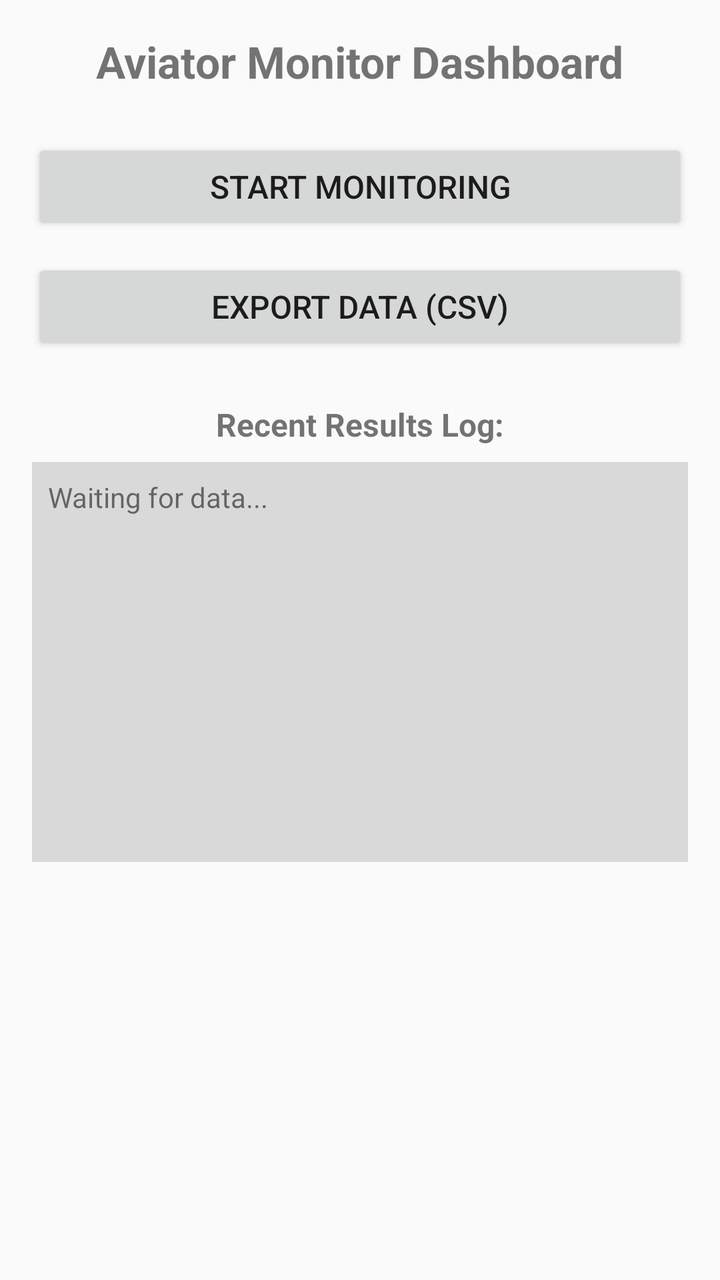
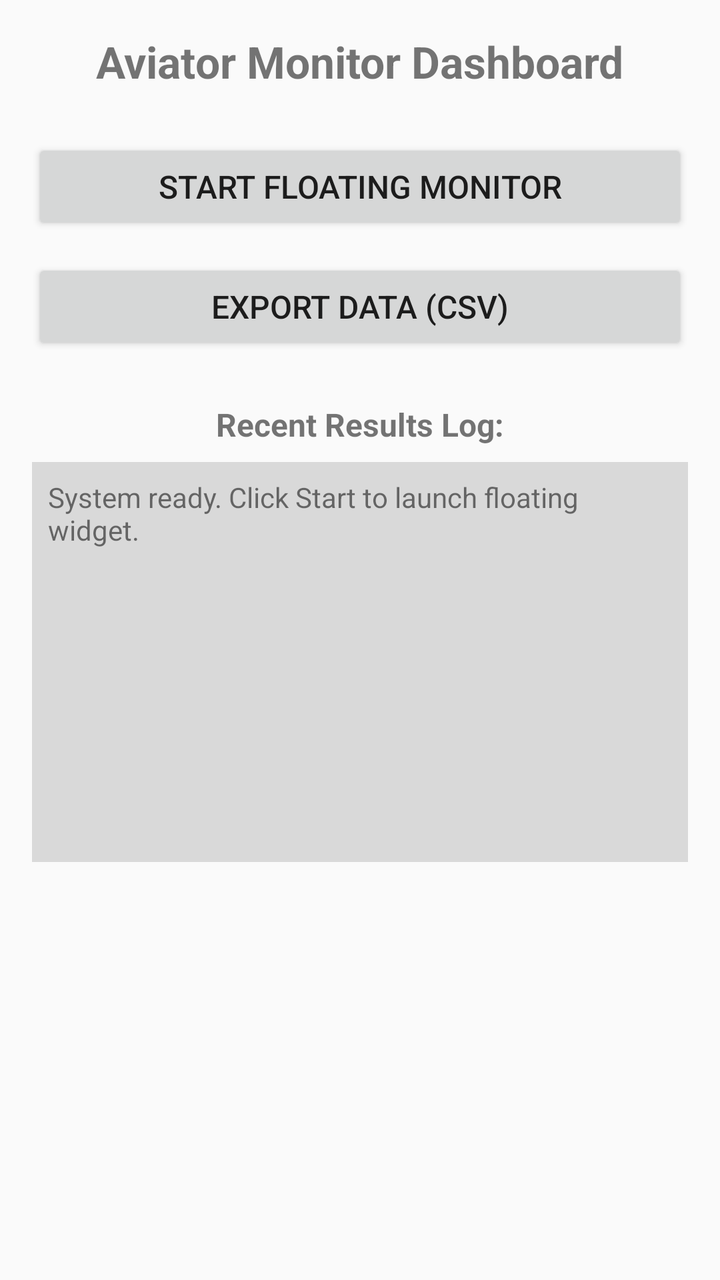

Two renders of the same Android screen: before a commit and after it. Below are the layout's source before the change and the commit's diff.
<!-- AndroidManifest.xml: application theme Theme.AppCompat.Light.DarkActionBar -->
<!-- res/layout/activity_main.xml -->
<?xml version="1.0" encoding="utf-8"?>
<LinearLayout xmlns:android="http://schemas.android.com/apk/res/android"
    android:layout_width="match_parent"
    android:layout_height="match_parent"
    android:orientation="vertical"
    android:padding="16dp"
    android:gravity="center_horizontal">

    <TextView
        android:layout_width="wrap_content"
        android:layout_height="wrap_content"
        android:text="Aviator Monitor Dashboard"
        android:textSize="22sp"
        android:textStyle="bold"
        android:layout_marginBottom="24dp"/>

    <Button
        android:id="@+id/btnStart"
        android:layout_width="match_parent"
        android:layout_height="wrap_content"
        android:text="Start Monitoring"
        android:textSize="16sp"
        android:layout_marginBottom="12dp"/>

    <Button
        android:id="@+id/btnExport"
        android:layout_width="match_parent"
        android:layout_height="wrap_content"
        android:text="Export Data (CSV)"
        android:textSize="16sp"
        android:layout_marginBottom="24dp"/>

    <TextView
        android:layout_width="wrap_content"
        android:layout_height="wrap_content"
        android:text="Recent Results Log:"
        android:textSize="16sp"
        android:textStyle="bold"
        android:layout_marginBottom="8dp"/>

    <TextView
        android:id="@+id/tvLog"
        android:layout_width="match_parent"
        android:layout_height="200dp"
        android:text="Waiting for data...\n"
        android:textSize="14sp"
        android:background="#22000000"
        android:padding="8dp"
        android:scrollbars="vertical"/>

</LinearLayout>
<!-- resources referenced by this layout -->
<resources>

</resources>

<!-- the commit's change to res/layout/activity_main.xml (unified diff, before → after) -->
@@ -18,7 +18,7 @@
         android:id="@+id/btnStart"
         android:layout_width="match_parent"
         android:layout_height="wrap_content"
-        android:text="Start Monitoring"
+        android:text="Start Floating Monitor"
         android:textSize="16sp"
         android:layout_marginBottom="12dp"/>
 
@@ -42,7 +42,7 @@
         android:id="@+id/tvLog"
         android:layout_width="match_parent"
         android:layout_height="200dp"
-        android:text="Waiting for data...\n"
+        android:text="System ready. Click Start to launch floating widget.\n"
         android:textSize="14sp"
         android:background="#22000000"
         android:padding="8dp"
